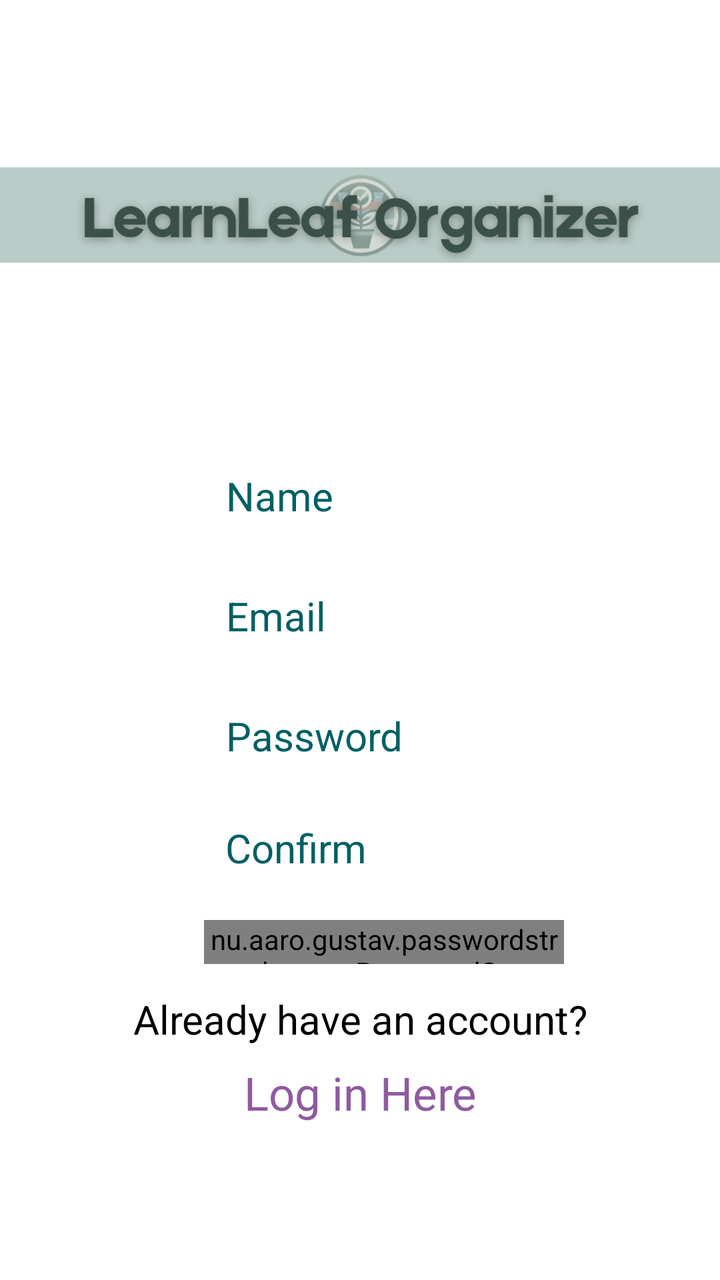
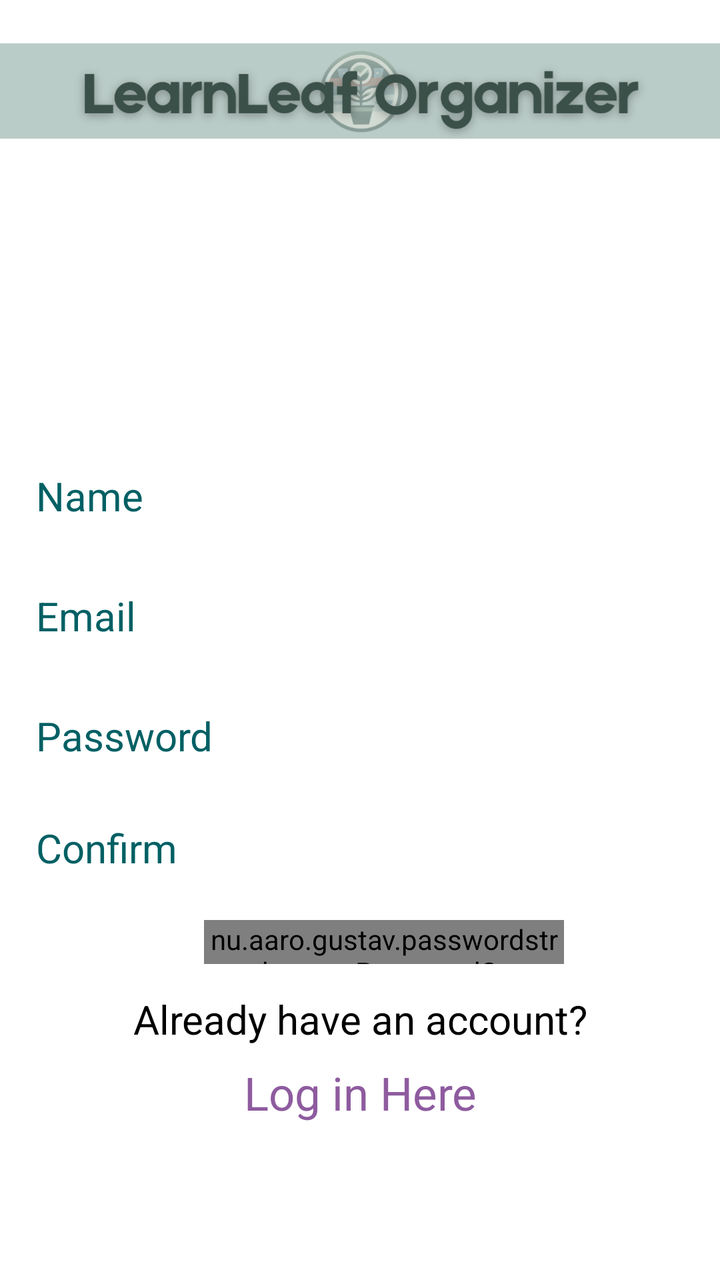

Compare the two renders of this Android layout. The source of the first and the diff that turns it into the second are given below.
<!-- AndroidManifest.xml: application theme Theme.Design.Light.NoActionBar -->
<!-- res/layout/sign_up.xml -->
<?xml version="1.0" encoding="utf-8"?>
<androidx.constraintlayout.widget.ConstraintLayout
    xmlns:android="http://schemas.android.com/apk/res/android"
    xmlns:app="http://schemas.android.com/apk/res-auto"
    xmlns:tools="http://schemas.android.com/tools"
    android:layout_width="match_parent"
    android:layout_height="match_parent"
    android:background="#ffffff"
    tools:context=".SignUp">

    <EditText
        android:id="@+id/username"
        android:layout_width="150dp"
        android:layout_height="48dp"
        android:layout_marginTop="224dp"
        android:background="@color/white"
        android:hint="@string/name"
        android:inputType="textEmailAddress"
        android:paddingStart="8dp"
        android:paddingEnd="8dp"
        android:textColorHint="#006064"
        android:textSize="20sp"
        app:layout_constraintEnd_toEndOf="parent"
        app:layout_constraintStart_toStartOf="parent"
        app:layout_constraintTop_toTopOf="parent"
        tools:ignore="Autofill" />


    <EditText
        android:id="@+id/email"
        android:layout_width="150dp"
        android:layout_height="48dp"
        android:layout_marginTop="12dp"
        android:background="@color/white"
        android:hint="@string/email"
        android:inputType="textEmailAddress"
        android:paddingStart="8dp"
        android:paddingEnd="8dp"
        android:textColorHint="#006064"
        android:textSize="20sp"
        app:layout_constraintEnd_toEndOf="parent"
        app:layout_constraintStart_toStartOf="parent"
        app:layout_constraintTop_toBottomOf="@+id/username"
        tools:ignore="Autofill,TextContrastCheck" />

    <EditText
        android:id="@+id/confirm"
        android:layout_width="150dp"
        android:layout_height="48dp"
        android:layout_marginTop="68dp"
        android:background="@color/white"
        android:hint="@string/confirm"
        android:importantForAutofill="no"
        android:inputType="textPassword"
        android:paddingStart="8dp"
        android:paddingEnd="8dp"
        android:textColor="@color/black"
        android:textColorHint="#006064"
        android:textSize="20sp"
        app:layout_constraintEnd_toEndOf="parent"
        app:layout_constraintHorizontal_bias="0.498"
        app:layout_constraintStart_toStartOf="parent"
        app:layout_constraintTop_toBottomOf="@+id/email" />

    <EditText
        android:id="@+id/password"
        android:layout_width="150dp"
        android:layout_height="48dp"
        android:layout_marginTop="12dp"
        android:background="@color/white"
        android:hint="@string/password"
        android:importantForAutofill="no"
        android:inputType="textPassword"
        android:paddingStart="8dp"
        android:paddingEnd="8dp"
        android:textColor="@color/black"
        android:textColorHint="#006064"
        android:textSize="20sp"
        app:layout_constraintEnd_toEndOf="parent"
        app:layout_constraintStart_toStartOf="parent"
        app:layout_constraintTop_toBottomOf="@+id/email" />

    <TextView
        android:id="@+id/textView6"
        android:layout_width="wrap_content"
        android:layout_height="wrap_content"
        android:layout_marginTop="48dp"
        android:text="@string/already_have_an_account"
        android:textColor="@color/black"
        android:textSize="20sp"
        app:backgroundTint="#000000"
        app:layout_constraintEnd_toEndOf="parent"
        app:layout_constraintStart_toStartOf="parent"
        app:layout_constraintTop_toBottomOf="@+id/confirm" />

    <nu.aaro.gustav.passwordstrengthmeter.PasswordStrengthMeter
        android:id="@+id/passwordStrengthMeter"
        android:layout_width="180dp"
        android:layout_height="22dp"
        android:layout_marginTop="68dp"
        app:animateChanges="true"
        app:animationDuration="300"
        app:labelTextSize="12sp"
        app:layout_constraintEnd_toEndOf="parent"
        app:layout_constraintHorizontal_bias="0.567"
        app:layout_constraintStart_toStartOf="parent"
        app:layout_constraintTop_toBottomOf="@+id/password"
        app:showStrengthBar="true"
        app:showStrengthLabel="true"
        app:strengthBarHeight="5dp" />

    <Button
        android:id="@+id/submit"
        android:layout_width="wrap_content"
        android:layout_height="wrap_content"
        android:layout_marginBottom="112dp"
        android:text="@string/submit"
        android:textColor="@color/MineralGreen"
        app:backgroundTint="@color/Opal"
        app:layout_constraintBottom_toBottomOf="parent"
        app:layout_constraintEnd_toEndOf="parent"
        app:layout_constraintHorizontal_bias="0.498"
        app:layout_constraintStart_toStartOf="parent"
        app:layout_constraintTop_toBottomOf="@+id/login"
        app:layout_constraintVertical_bias="1.0"
        tools:ignore="VisualLintOverlap" />

    <TextView
        android:id="@+id/login"
        android:layout_width="wrap_content"
        android:layout_height="wrap_content"
        android:layout_marginTop="8dp"
        android:text="@string/log_in_here"
        android:textColor="@color/Orchid"
        android:textSize="23sp"
        app:layout_constraintEnd_toEndOf="parent"
        app:layout_constraintHorizontal_bias="0.501"
        app:layout_constraintStart_toStartOf="parent"
        app:layout_constraintTop_toBottomOf="@+id/textView6" />


    <ImageView
        android:id="@+id/imageView"
        android:layout_width="389dp"
        android:layout_height="71dp"
        android:layout_marginTop="72dp"
        android:contentDescription="@string/banner"
        app:layout_constraintEnd_toEndOf="parent"
        app:layout_constraintStart_toStartOf="parent"
        app:layout_constraintTop_toTopOf="parent"
        app:srcCompat="@drawable/banner_logo" />


</androidx.constraintlayout.widget.ConstraintLayout>
<!-- resources referenced by this layout -->
<resources>
  <color name="MineralGreen">#355147</color>
  <color name="Opal">#B6CDC8</color>
  <color name="Orchid">#8E5B9F</color>
  <color name="black">#FF000000</color>
  <color name="white">#FFFFFFFF</color>
  <!-- drawable banner_logo: png bitmap (drawable, 174742 bytes) -->
  <string name="already_have_an_account">Already have an account?</string>
  <string name="banner">Banner</string>
  <string name="confirm">Confirm</string>
  <string name="email">Email</string>
  <string name="log_in_here">Log in Here</string>
  <string name="name">Name</string>
  <string name="password">Password</string>
  <string name="submit">Submit</string>
</resources>

<!-- the commit's change to res/layout/sign_up.xml (unified diff, before → after) -->
@@ -10,7 +10,7 @@
 
     <EditText
         android:id="@+id/username"
-        android:layout_width="150dp"
+        android:layout_width="340dp"
         android:layout_height="48dp"
         android:layout_marginTop="224dp"
         android:background="@color/white"
@@ -28,7 +28,7 @@
 
     <EditText
         android:id="@+id/email"
-        android:layout_width="150dp"
+        android:layout_width="340dp"
         android:layout_height="48dp"
         android:layout_marginTop="12dp"
         android:background="@color/white"
@@ -45,7 +45,7 @@
 
     <EditText
         android:id="@+id/confirm"
-        android:layout_width="150dp"
+        android:layout_width="340dp"
         android:layout_height="48dp"
         android:layout_marginTop="68dp"
         android:background="@color/white"
@@ -64,7 +64,7 @@
 
     <EditText
         android:id="@+id/password"
-        android:layout_width="150dp"
+        android:layout_width="340dp"
         android:layout_height="48dp"
         android:layout_marginTop="12dp"
         android:background="@color/white"
@@ -143,7 +143,7 @@
         android:id="@+id/imageView"
         android:layout_width="389dp"
         android:layout_height="71dp"
-        android:layout_marginTop="72dp"
+        android:layout_marginTop="10dp"
         android:contentDescription="@string/banner"
         app:layout_constraintEnd_toEndOf="parent"
         app:layout_constraintStart_toStartOf="parent"
